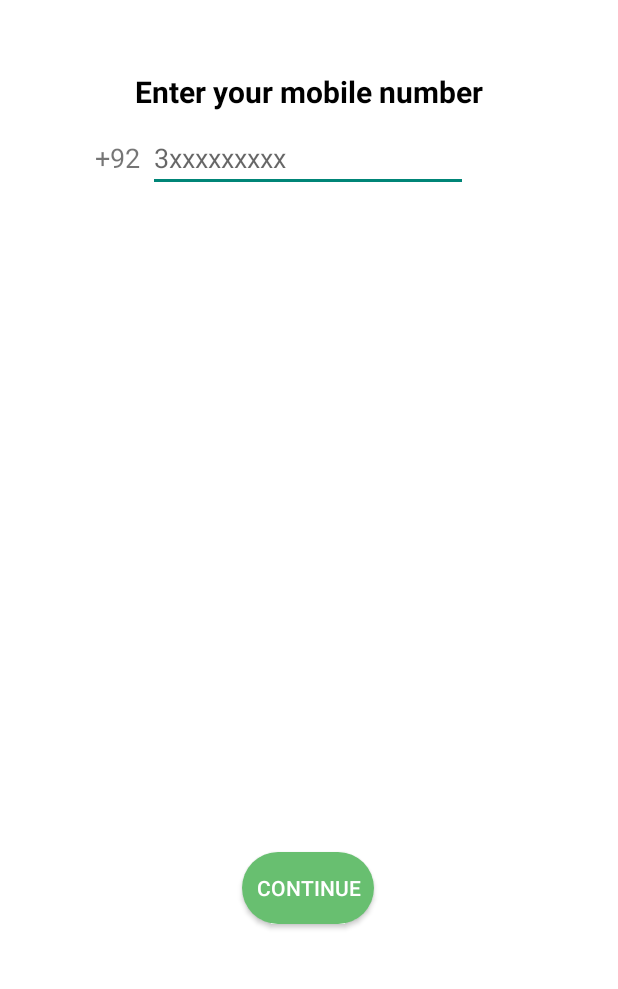
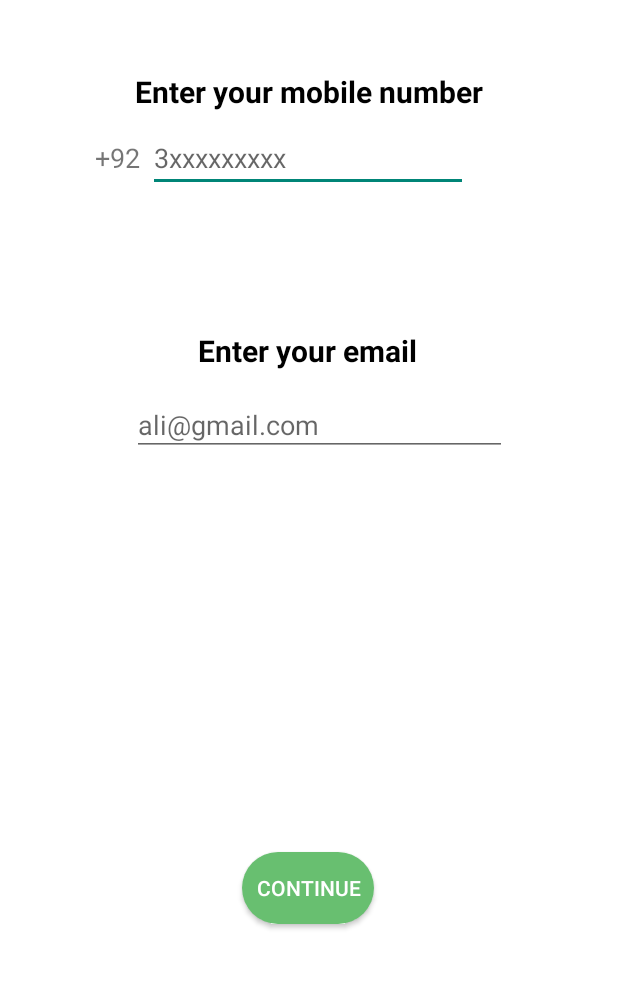
Before and after one commit to zeptodan/MyNutrition, an Android app: the SignUp screen opened directly, with no data from a screen before it, on a phone screen of 412 x 824 dp, the part 207-1196 px from its top. Run offline under Robolectric (Android 15) with nearby library versions, the phone set to English and light mode, and no system bars.

Commit message:
Username sa Email

```diff
--- a/app/src/main/java/com/example/mynutrition/Username_F.java
+++ /dev/null
@@ -1,25 +0,0 @@
-package com.example.mynutrition;
-
-import android.os.Bundle;
-
-import androidx.fragment.app.Fragment;
-
-import android.view.LayoutInflater;
-import android.view.View;
-import android.view.ViewGroup;
-
-
-public class Username_F extends Fragment {
-
-
-    public Username_F() {
-        // Required empty public constructor
-    }
-
-    @Override
-    public View onCreateView(LayoutInflater inflater, ViewGroup container,
-                             Bundle savedInstanceState) {
-        // Inflate the layout for this fragment
-        return inflater.inflate(R.layout.fragment_username_f, container, false);
-    }
-}
--- a/app/src/main/res/layout/fragment_phone_number_f.xml
+++ b/app/src/main/res/layout/fragment_phone_number_f.xml
@@ -48,4 +48,39 @@
         app:layout_constraintHorizontal_bias="1.0"
         app:layout_constraintStart_toStartOf="@+id/PhoneNumber" />
 
+    <TextView
+        android:id="@+id/textView9"
+        android:layout_width="wrap_content"
+        android:layout_height="wrap_content"
+        android:layout_marginTop="220dp"
+        android:text="Enter your email"
+        android:textColor="@color/black"
+        android:textSize="20sp"
+        android:textStyle="bold"
+        app:layout_constraintEnd_toEndOf="parent"
+        app:layout_constraintHorizontal_bias="0.497"
+        app:layout_constraintStart_toStartOf="parent"
+        app:layout_constraintTop_toTopOf="parent" />
+
+    <com.google.android.material.textfield.TextInputLayout
+
+        android:layout_width="250dp"
+        android:layout_height="50dp"
+        android:clickable="false"
+        android:ems="10"
+        app:layout_constraintBottom_toBottomOf="parent"
+        app:layout_constraintEnd_toEndOf="parent"
+        app:layout_constraintHorizontal_bias="0.546"
+        app:layout_constraintStart_toStartOf="parent"
+        app:layout_constraintTop_toBottomOf="@+id/textView9"
+        app:layout_constraintVertical_bias="0.046">
+
+        <com.google.android.material.textfield.TextInputEditText
+            android:id="@+id/newUsername"
+            android:layout_width="match_parent"
+            android:layout_height="wrap_content"
+            android:layout_marginTop="188dp"
+            android:hint="ali@gmail.com"
+            android:inputType="text" />
+    </com.google.android.material.textfield.TextInputLayout>
 </androidx.constraintlayout.widget.ConstraintLayout>
```
Also changed, not shown: app/src/main/java/com/example/mynutrition/SignUp.java (+0 -8 lines), app/src/main/res/layout/fragment_username_f.xml (deleted, +0 -45 lines).
